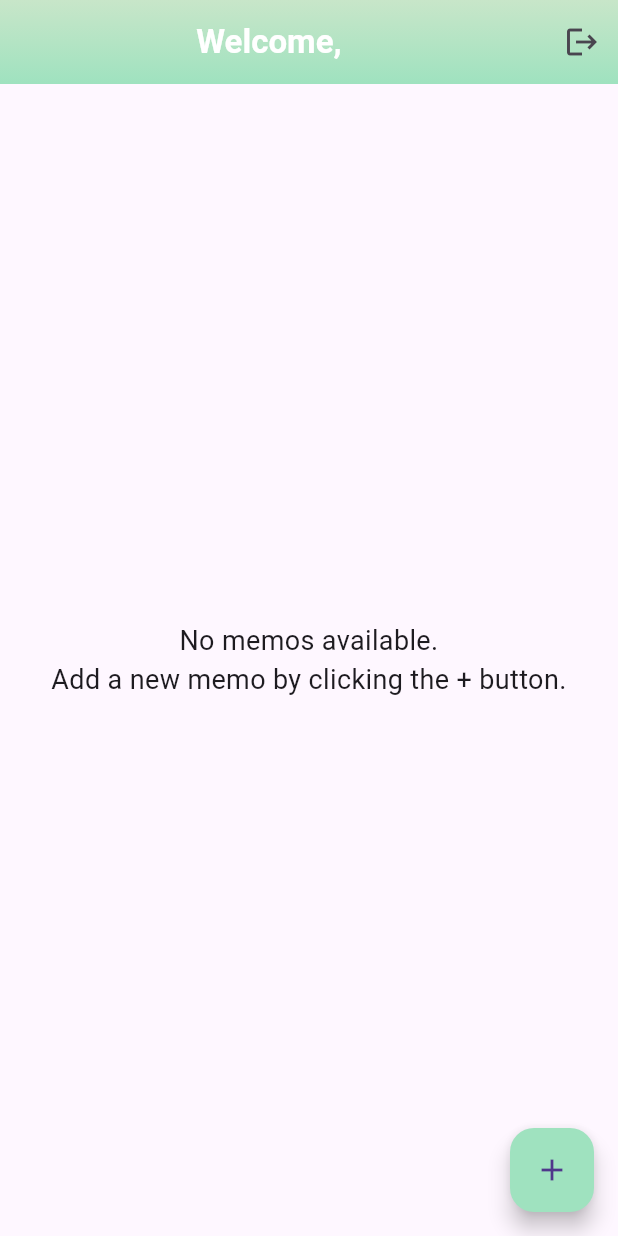
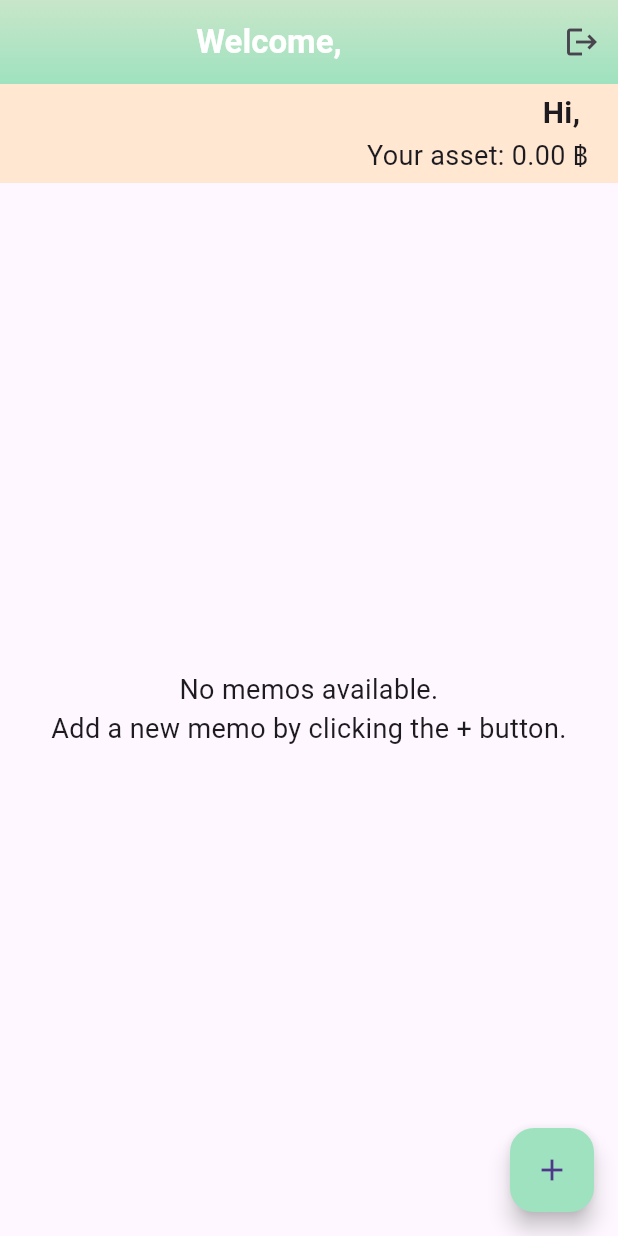
Before and after one commit to komnut/moneymemo, a Flutter app: the MainScreen screen opened directly with empty values, on a phone screen of 412 x 824 dp. Run offline on Flutter 3.47's test engine with Material 3 defaults, Android fonts, the phone set to English and light mode, and no system bars; our stand-ins replace cloud_firestore, firebase_auth, firebase_core; accounts and stored records are empty; network calls fail; Roboto replaces fonts that are missing (Inter Tight).

Commit message:
Add summary

```diff
--- a/lib/main.dart
+++ b/lib/main.dart
@@ -37,9 +37,11 @@ class AuthWrapper extends StatelessWidget {
 
     if (user != null) {
       return MainScreen(
-          username: user.email ?? 'Unknown'); // ถ้ามีผู้ใช้ล็อกอินแล้ว
+        username: user.email ?? 'Unknown',
+        email: user.email ?? 'Unknown',
+      ); // ถ้ามีผู้ใช้ล็อกอินแล้ว
     } else {
-      return SignUpScreen(); // ถ้าไม่มีผู้ใช้ให้ไปที่หน้า LoginScreฑen
+      return const SignUpScreen(); // ถ้าไม่มีผู้ใช้ให้ไปที่หน้า LoginScreฑen
     }
   }
 }
--- a/lib/screens/login_screen.dart
+++ b/lib/screens/login_screen.dart
@@ -24,8 +24,10 @@ class _LoginScreenState extends State<LoginScreen> {
       Navigator.pushReplacement(
         context,
         MaterialPageRoute(
-            builder: (context) =>
-                MainScreen(username: user.email ?? 'Unknown')),
+            builder: (context) => MainScreen(
+                  username: user.email ?? 'Unknown',
+                  email: user.email ?? 'Unknown',
+                )),
       );
     } else {
       // แจ้งเตือนเมื่อมีข้อผิดพลาด
--- a/lib/screens/main_screen.dart
+++ b/lib/screens/main_screen.dart
@@ -8,8 +8,9 @@ import 'package:money_memo/widgets/background_container.dart';
 
 class MainScreen extends StatelessWidget {
   final String username;
+  final String email; // เพิ่มตัวแปรสำหรับ email
 
-  const MainScreen({super.key, required this.username});
+  const MainScreen({super.key, required this.username, required this.email});
 
   @override
   Widget build(BuildContext context) {
@@ -19,7 +20,71 @@ class MainScreen extends StatelessWidget {
         showLogoutButton: true,
         showBackButton: false,
       ), // แสดงชื่อผู้ใช้
-      body: StreamBuilder<List<Memo>>(
+      body: Column(
+        children: [
+          // แสดงข้อความทักทายและยอดรวม
+          Padding(
+            padding: const EdgeInsets.all(0.0),
+            child: Container(
+              color: const Color(0xFFFFE7D1), // ตั้งสีพื้นหลัง
+              padding: const EdgeInsets.fromLTRB(
+                  0, 5, 20, 5), // เพิ่ม padding ข้างใน
+              child: Row(
+                mainAxisAlignment: MainAxisAlignment.end,
+                children: [
+                  Column(
+                    crossAxisAlignment: CrossAxisAlignment.end,
+                    children: [
+                      Text(
+                        'Hi, $email',
+                        style: const TextStyle(
+                          fontSize: 20,
+                          fontWeight: FontWeight.bold,
+                        ),
+                      ),
+                      StreamBuilder<List<Memo>>(
+                        stream: FirestoreService().getUserMemos(username),
+                        builder: (context, snapshot) {
+                          if (snapshot.connectionState ==
+                              ConnectionState.waiting) {
+                            return const Center(
+                                child: CircularProgressIndicator());
+                          }
+                          if (snapshot.hasError) {
+                            return Center(
+                                child: Text('Error: ${snapshot.error}'));
+                          }
+
+                          final memos = snapshot.data;
+
+                          // ตรวจสอบว่ามี memo หรือไม่
+                          if (memos == null || memos.isEmpty) {
+                            return const Text(
+                              'Your asset: 0.00 ฿',
+                              style: TextStyle(fontSize: 18),
+                            );
+                          }
+
+                          // คำนวณยอดรวม
+                          double totalAmount =
+                              memos.fold(0, (sum, memo) => sum + memo.money);
+
+                          return Text(
+                            'Your asset: ${totalAmount.toStringAsFixed(2)} ฿',
+                            style: const TextStyle(fontSize: 18),
+                          );
+                        },
+                      ),
+                    ],
+                  ),
+                ],
+              ),
+            ),
+          ),
+
+          const SizedBox(height: 0), // เพิ่มช่องว่างระหว่างข้อความและ List
+          Expanded(
+            child: StreamBuilder<List<Memo>>(
               stream: FirestoreService().getUserMemos(username),
               builder: (context, snapshot) {
                 if (snapshot.connectionState == ConnectionState.waiting) {
@@ -73,6 +138,9 @@ class MainScreen extends StatelessWidget {
                 );
               },
             ),
+          ),
+        ],
+      ),
       floatingActionButton: FloatingActionButton(
         onPressed: () {
           Navigator.push(
--- a/lib/screens/signup_screen.dart
+++ b/lib/screens/signup_screen.dart
@@ -30,7 +30,10 @@ class _SignUpScreenState extends State<SignUpScreen> {
         Navigator.pushReplacement(
           context,
           MaterialPageRoute(
-            builder: (context) => MainScreen(username: user.email ?? 'User'),
+            builder: (context) => MainScreen(
+              username: user.email ?? 'User',
+              email: user.email ?? 'User',
+            ),
           ),
         );
       } else {
```
Lines whose indentation alone changed are shown as unchanged.
